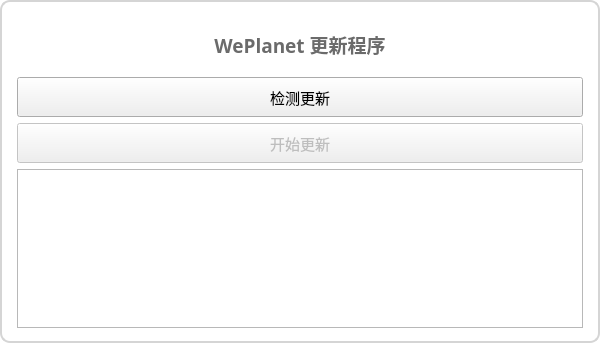
The window that mainwindow.ui (csthenry/autoupdate-for-qt) describes before a commit, drawn with Qt 5.
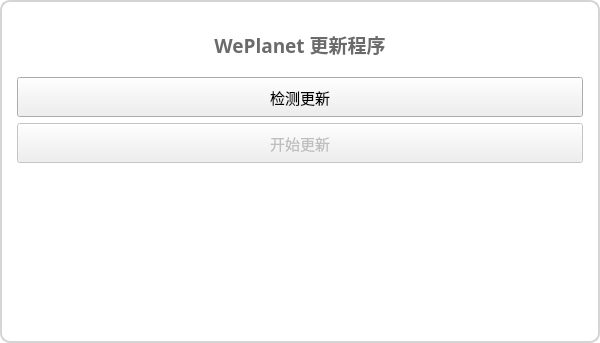
The same window after the commit. Icons and pictures are not drawn.

```diff
--- a/mainwindow.ui
+++ b/mainwindow.ui
@@ -143,6 +143,12 @@
           <pointsize>10</pointsize>
          </font>
         </property>
+        <property name="frameShape">
+         <enum>QFrame::NoFrame</enum>
+        </property>
+        <property name="lineWidth">
+         <number>0</number>
+        </property>
         <property name="readOnly">
          <bool>true</bool>
         </property>
```
